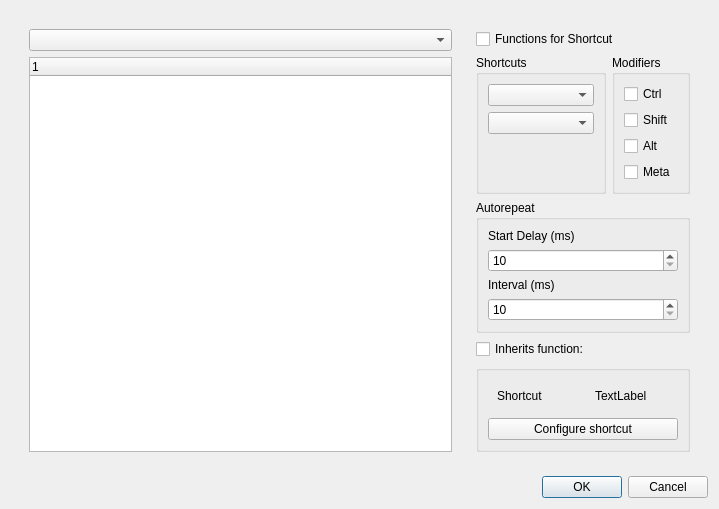
Qt form src/traverso/ui/ShortcutEditorDialog.ui (ErwanLegrand/Traverso-DAW) before a commit.
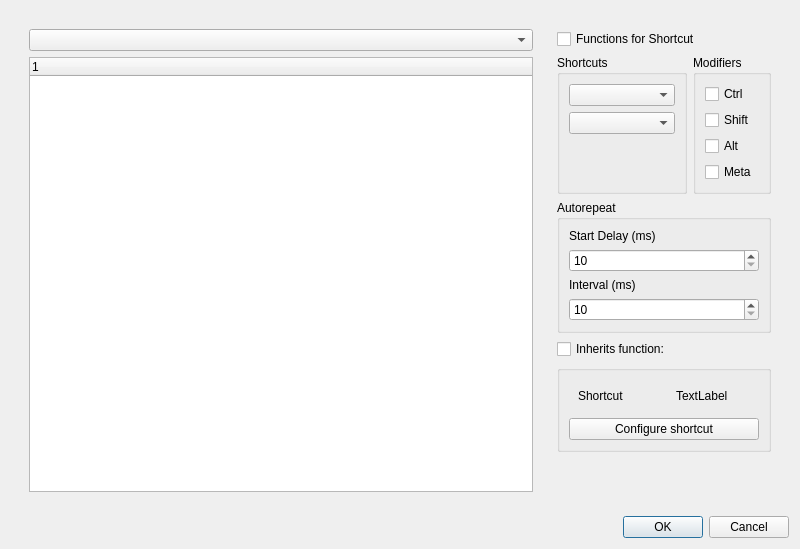
The same form after that commit.

Commit message: refined shortcut editor dialog, merged menutranslator in shortcutmanager

The edit to the form file:
```diff
--- a/src/traverso/ui/ShortcutEditorDialog.ui
+++ b/src/traverso/ui/ShortcutEditorDialog.ui
@@ -6,7 +6,7 @@
    <rect>
     <x>0</x>
     <y>0</y>
-    <width>719</width>
+    <width>800</width>
     <height>455</height>
    </rect>
   </property>
@@ -85,7 +85,7 @@
                 <property name="sizeHint" stdset="0">
                  <size>
                   <width>20</width>
-                  <height>40</height>
+                  <height>20</height>
                  </size>
                 </property>
                </spacer>
@@ -127,6 +127,19 @@
                 </property>
                </widget>
               </item>
+              <item>
+               <spacer name="verticalSpacer_3">
+                <property name="orientation">
+                 <enum>Qt::Vertical</enum>
+                </property>
+                <property name="sizeHint" stdset="0">
+                 <size>
+                  <width>20</width>
+                  <height>20</height>
+                 </size>
+                </property>
+               </spacer>
+              </item>
              </layout>
             </widget>
            </item>
@@ -233,6 +246,9 @@
            <property name="orientation">
             <enum>Qt::Vertical</enum>
            </property>
+           <property name="sizeType">
+            <enum>QSizePolicy::MinimumExpanding</enum>
+           </property>
            <property name="sizeHint" stdset="0">
             <size>
              <width>20</width>
```
The commit also changes 8 other files.
